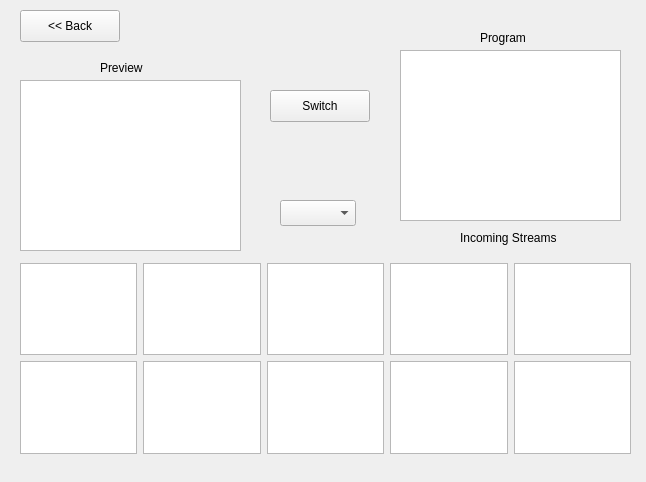
Old version of the form mainwindow.ui in the repository AJJ-Senior-Project/SeniorProject.
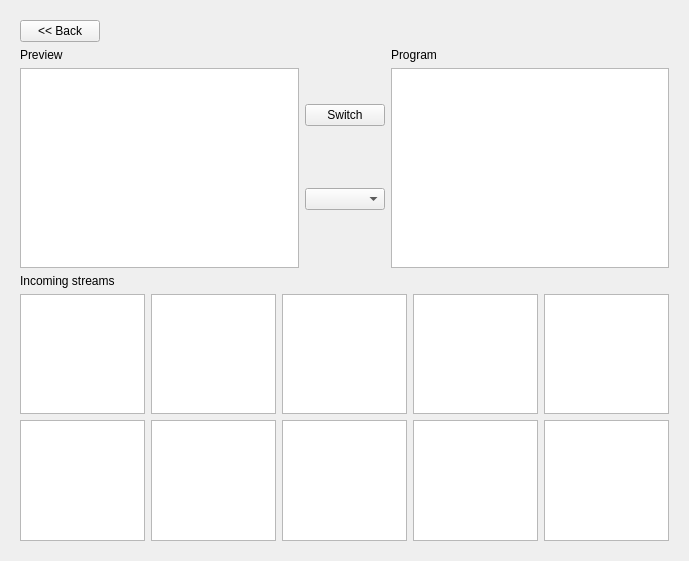
New version of the form. The open tabs and pages were chosen to show the change.

Commit message: WorkingOutput to NDI with PIP

```diff
--- a/mainwindow.ui
+++ b/mainwindow.ui
@@ -6,22 +6,16 @@
    <rect>
     <x>0</x>
     <y>0</y>
-    <width>646</width>
-    <height>482</height>
+    <width>689</width>
+    <height>561</height>
    </rect>
   </property>
   <property name="windowTitle">
    <string>Form</string>
   </property>
+  <layout class="QVBoxLayout" name="verticalLayout_9">
+   <item>
   <widget class="QStackedWidget" name="stackedWidget">
-   <property name="geometry">
-    <rect>
-     <x>10</x>
-     <y>10</y>
-     <width>621</width>
-     <height>461</height>
-    </rect>
-   </property>
    <property name="currentIndex">
     <number>2</number>
    </property>
@@ -141,87 +135,114 @@
     </widget>
    </widget>
    <widget class="QWidget" name="receiverPage">
+      <property name="sizePolicy">
+       <sizepolicy hsizetype="Expanding" vsizetype="Expanding">
+        <horstretch>0</horstretch>
+        <verstretch>0</verstretch>
+       </sizepolicy>
+      </property>
+      <layout class="QVBoxLayout" name="verticalLayout_7">
+       <item>
+        <layout class="QVBoxLayout" name="verticalLayout_3">
+         <item>
     <widget class="QPushButton" name="receiverBackButton">
-     <property name="geometry">
-      <rect>
-       <x>10</x>
-       <y>0</y>
-       <width>100</width>
-       <height>32</height>
-      </rect>
+           <property name="sizePolicy">
+            <sizepolicy hsizetype="Fixed" vsizetype="Fixed">
+             <horstretch>0</horstretch>
+             <verstretch>0</verstretch>
+            </sizepolicy>
      </property>
      <property name="text">
       <string>&lt;&lt; Back</string>
      </property>
     </widget>
-    <widget class="QGraphicsView" name="graphicsView">
-     <property name="geometry">
-      <rect>
-       <x>10</x>
-       <y>70</y>
-       <width>221</width>
-       <height>171</height>
-      </rect>
-     </property>
-    </widget>
+         </item>
+         <item>
+          <layout class="QHBoxLayout" name="horizontalLayout_2">
+           <item>
+            <layout class="QVBoxLayout" name="verticalLayout_4">
+             <item>
     <widget class="QLabel" name="label_3">
-     <property name="geometry">
-      <rect>
-       <x>90</x>
-       <y>50</y>
-       <width>51</width>
-       <height>16</height>
-      </rect>
+               <property name="sizePolicy">
+                <sizepolicy hsizetype="Fixed" vsizetype="Fixed">
+                 <horstretch>0</horstretch>
+                 <verstretch>0</verstretch>
+                </sizepolicy>
      </property>
      <property name="text">
       <string>Preview</string>
      </property>
     </widget>
-    <widget class="QGraphicsView" name="graphicsView_2">
-     <property name="geometry">
-      <rect>
-       <x>390</x>
-       <y>40</y>
-       <width>221</width>
-       <height>171</height>
-      </rect>
-     </property>
-    </widget>
-    <widget class="QLabel" name="label_4">
-     <property name="geometry">
-      <rect>
-       <x>470</x>
-       <y>20</y>
-       <width>58</width>
-       <height>16</height>
-      </rect>
-     </property>
-     <property name="text">
-      <string>Program</string>
-     </property>
-    </widget>
+             </item>
+             <item>
+              <widget class="QGraphicsView" name="graphicsView">
+               <property name="minimumSize">
+                <size>
+                 <width>0</width>
+                 <height>200</height>
+                </size>
+               </property>
+              </widget>
+             </item>
+            </layout>
+           </item>
+           <item>
+            <layout class="QVBoxLayout" name="verticalLayout_5">
+             <item>
     <widget class="QPushButton" name="pushButton_6">
-     <property name="geometry">
-      <rect>
-       <x>260</x>
-       <y>80</y>
-       <width>100</width>
-       <height>32</height>
-      </rect>
+               <property name="sizePolicy">
+                <sizepolicy hsizetype="Minimum" vsizetype="Fixed">
+                 <horstretch>0</horstretch>
+                 <verstretch>0</verstretch>
+                </sizepolicy>
      </property>
      <property name="text">
       <string>Switch</string>
      </property>
     </widget>
-    <widget class="QWidget" name="gridLayoutWidget">
-     <property name="geometry">
-      <rect>
-       <x>10</x>
-       <y>253</y>
-       <width>611</width>
-       <height>191</height>
-      </rect>
-     </property>
+             </item>
+             <item>
+              <widget class="QComboBox" name="sourceComboBox">
+               <property name="sizePolicy">
+                <sizepolicy hsizetype="Minimum" vsizetype="Fixed">
+                 <horstretch>0</horstretch>
+                 <verstretch>0</verstretch>
+                </sizepolicy>
+               </property>
+              </widget>
+             </item>
+            </layout>
+           </item>
+           <item>
+            <layout class="QVBoxLayout" name="verticalLayout_6">
+             <item>
+              <widget class="QLabel" name="label_4">
+               <property name="sizePolicy">
+                <sizepolicy hsizetype="Fixed" vsizetype="Fixed">
+                 <horstretch>0</horstretch>
+                 <verstretch>0</verstretch>
+                </sizepolicy>
+               </property>
+               <property name="text">
+                <string>Program</string>
+               </property>
+              </widget>
+             </item>
+             <item>
+              <widget class="QGraphicsView" name="graphicsView_2"/>
+             </item>
+            </layout>
+           </item>
+          </layout>
+         </item>
+         <item>
+          <widget class="QLabel" name="label_5">
+           <property name="text">
+            <string>Incoming streams</string>
+           </property>
+          </widget>
+         </item>
+         <item>
      <layout class="QGridLayout" name="gridLayout">
       <item row="0" column="3">
        <widget class="QGraphicsView" name="graphicsView_5"/>
@@ -254,32 +275,14 @@
        <widget class="QGraphicsView" name="graphicsView_11"/>
       </item>
      </layout>
-    </widget>
-    <widget class="QLabel" name="label_5">
-     <property name="geometry">
-      <rect>
-       <x>450</x>
-       <y>220</y>
-       <width>111</width>
-       <height>16</height>
-      </rect>
-     </property>
-     <property name="text">
-      <string>Incoming Streams</string>
-     </property>
+         </item>
+        </layout>
+       </item>
+      </layout>
+     </widget>
     </widget>
-    <widget class="QComboBox" name="sourceComboBox">
-     <property name="geometry">
-      <rect>
-       <x>270</x>
-       <y>190</y>
-       <width>76</width>
-       <height>26</height>
-      </rect>
-     </property>
-    </widget>
-   </widget>
-  </widget>
+   </item>
+  </layout>
  </widget>
  <resources/>
  <connections/>
```
Left out of the diff: 90 changed lines with no effect on the pictures. Lines whose indentation alone changed are shown as unchanged. The commit also changes 2 other files.
